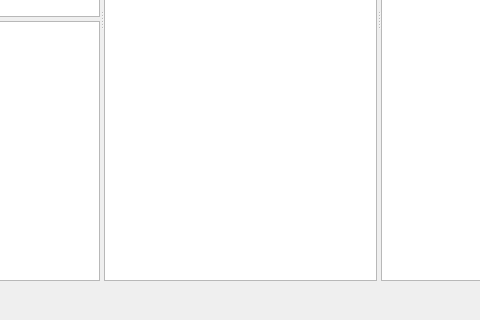
timbaker/tiled, file src/tiled/BuildingEditor/buildingtilesdialog.ui: the form before one commit; both pictures show x 186 to 666 and y 255 to 575 of the 850 by 575 pixel window.
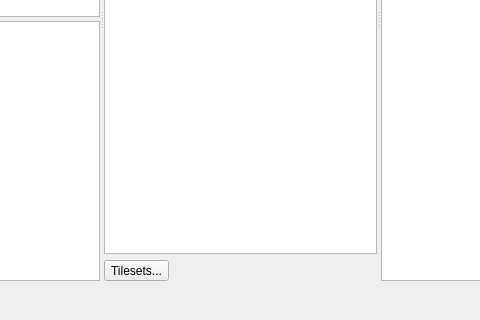
The form after the commit. Icons and pictures are not drawn. Custom widgets are drawn as their Qt base class.

Commit message:
Made TileMetaInfoMgr manage the global list of tilesets.
BuildingEd had its own list of tilesets in TMXConfig.txt.
TileMetaInfoMgr had its own list of tilesets in TileMetaInfo.txt.
PathGenerators.txt (in another branch) had its own list of tilesets.
Now only Tilesets.txt has the global list of tilesets.

TileMetaInfoDialog gained an entry & button for choosing the Tiles directoryl
BuildingPreferences and BuildingPreferencesDialog lost the tiles directory.

BuildingTilesDialog doesn't add/remove tilesets itself, it displays the
TileMetaInfoDialog.

Patch:
```diff
--- a/src/tiled/BuildingEditor/buildingtilesdialog.ui
+++ b/src/tiled/BuildingEditor/buildingtilesdialog.ui
@@ -95,7 +95,11 @@
          <widget class="QListWidget" name="tilesetList"/>
         </item>
         <item>
-         <layout class="QHBoxLayout" name="tilesetToolbarLayout"/>
+         <widget class="QToolButton" name="tilesetMgr">
+          <property name="text">
+           <string>Tilesets...</string>
+          </property>
+         </widget>
         </item>
        </layout>
       </widget>
@@ -281,7 +285,7 @@
  <customwidgets>
   <customwidget>
    <class>Tiled::Internal::MixedTilesetView</class>
-   <extends>QTableWidget</extends>
+   <extends>QTableView</extends>
    <header>BuildingEditor/mixedtilesetview.h</header>
   </customwidget>
   <customwidget>
```
The commit also changes 25 other files.
